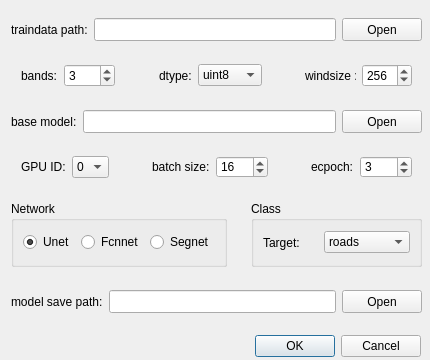
First picture: the form in ui/trainUi/TrainBinaryOnehot.ui, repository scrssys/semantic_segment_RSImage, before the edit.
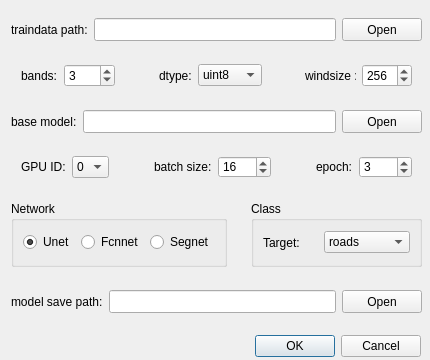
Second picture: the form after the edit.

Diff of the .ui file:
```diff
--- a/ui/trainUi/TrainBinaryOnehot.ui
+++ b/ui/trainUi/TrainBinaryOnehot.ui
@@ -29,7 +29,7 @@
     <set>QDialogButtonBox::Cancel|QDialogButtonBox::Ok</set>
    </property>
   </widget>
-  <widget class="QWidget" name="">
+  <widget class="QWidget" name="layoutWidget">
    <property name="geometry">
     <rect>
      <x>1</x>
@@ -381,7 +381,7 @@
       <item>
        <widget class="QLabel" name="label_7">
         <property name="text">
-         <string>ecpoch:</string>
+         <string>epoch:</string>
         </property>
        </widget>
       </item>
```
